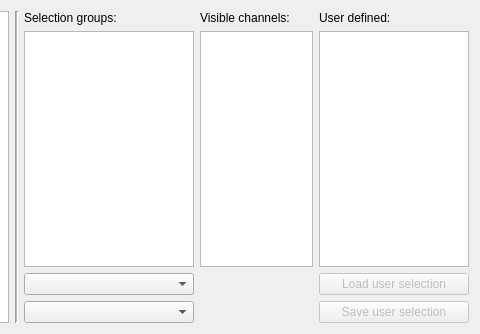
mne-tools/mne-cpp, file applications/mne_x_libs/xDisp/helpers/selectionmanagerwindow.ui: the form before one commit; both pictures show x 241 to 721 and y 0 to 334 of the 721 by 334 pixel window.
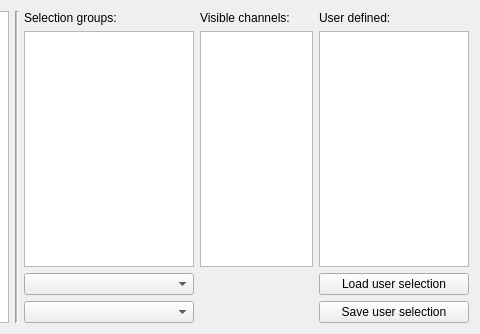
The form after the commit.

```diff
--- a/applications/mne_x_libs/xDisp/helpers/selectionmanagerwindow.ui
+++ b/applications/mne_x_libs/xDisp/helpers/selectionmanagerwindow.ui
@@ -26,7 +26,7 @@
      <item row="3" column="8">
       <widget class="QPushButton" name="m_pushButton_saveSelection">
        <property name="enabled">
-        <bool>false</bool>
+        <bool>true</bool>
        </property>
        <property name="sizePolicy">
         <sizepolicy hsizetype="Preferred" vsizetype="Fixed">
@@ -123,7 +123,7 @@
      <item row="2" column="8">
       <widget class="QPushButton" name="pushButton_changeSelection">
        <property name="enabled">
-        <bool>false</bool>
+        <bool>true</bool>
        </property>
        <property name="sizePolicy">
         <sizepolicy hsizetype="Preferred" vsizetype="Fixed">
```
Left out of the diff: 2 changed lines with no effect on the pictures.
